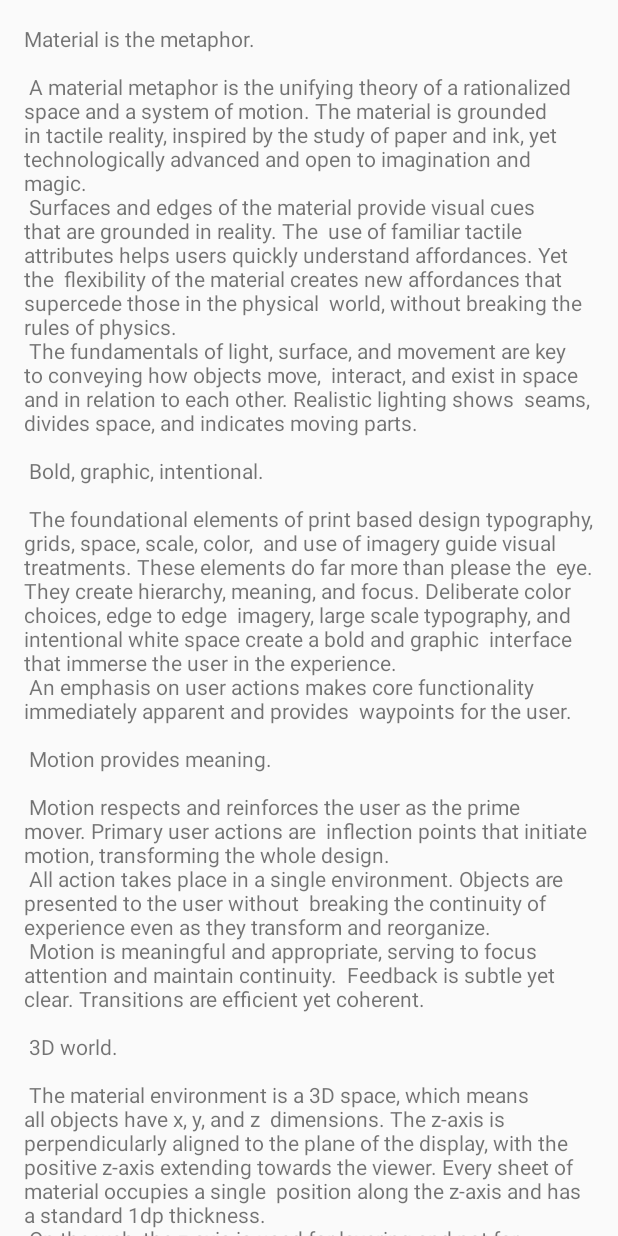
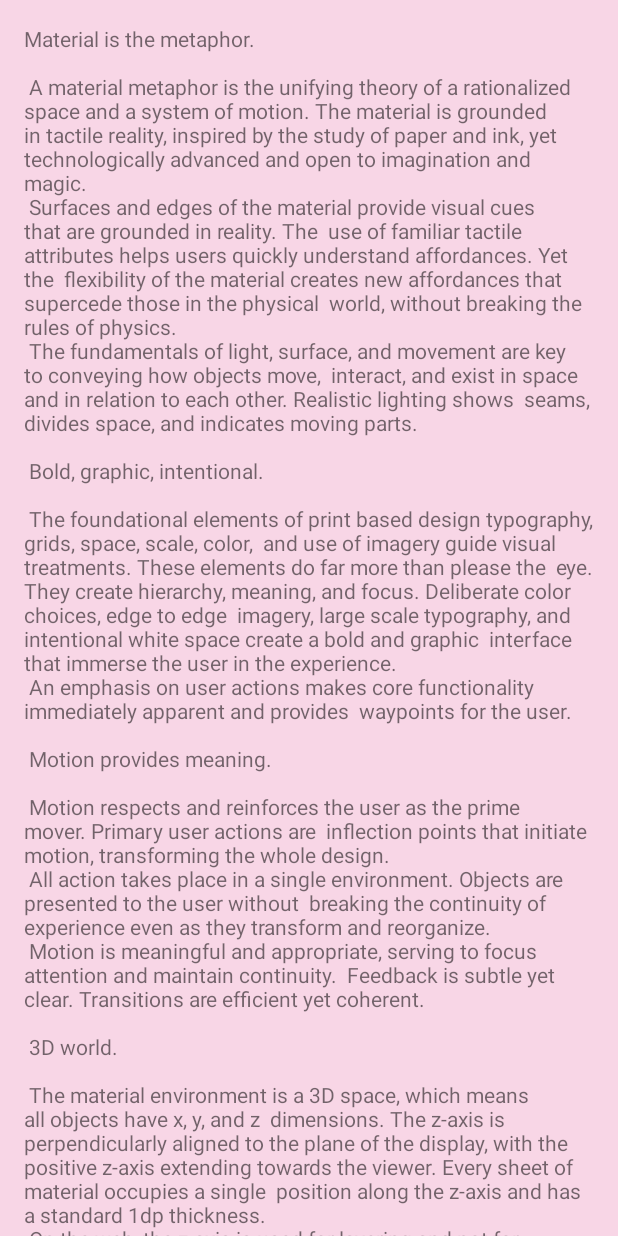
Before and after one commit to vamsheekrishna/rokad, an Android app: the layout content_scrolling.xml on its own in the app's theme, with its tools: preview values and no code run, on a phone screen of 412 x 824 dp. Run offline under Robolectric (Android 15) with nearby library versions, the phone set to English and light mode, and no system bars.

Commit message:
added images

```diff
--- a/app/src/main/java/com/rokad/demo/MainActivity.java
+++ b/app/src/main/java/com/rokad/demo/MainActivity.java
@@ -21,7 +21,7 @@ public class MainActivity extends AppCompatActivity implements ImageListener {
     private Menu menu;
 
     CarouselView carouselView;
-    int[] sampleImage= {R.drawable.photo, R.drawable.ic_launcher_background};
+    int[] sampleImage= {R.drawable.img_1, R.drawable.img_2,R.drawable.img_3,R.drawable.img_4};
 
     @Override
     protected void onCreate(Bundle savedInstanceState) {
--- a/app/src/main/res/layout/activity_main.xml
+++ b/app/src/main/res/layout/activity_main.xml
@@ -29,11 +29,9 @@
                 android:layout_width="match_parent"
                 android:layout_height="match_parent"
                 android:scaleType="centerCrop"
-                app:fillColor="#FFF"
-                app:pageColor="#000"
                 app:radius="6dp"
                 app:slideInterval="3000"
-                app:layout_collapseMode="parallax"
+                app:layout_collapseMode="pin"
                 app:layout_collapseParallaxMultiplier="0.7"/>
 
 
--- a/app/src/main/res/layout/content_scrolling.xml
+++ b/app/src/main/res/layout/content_scrolling.xml
@@ -3,6 +3,7 @@
     xmlns:app="http://schemas.android.com/apk/res-auto"
     xmlns:tools="http://schemas.android.com/tools"
     android:layout_width="match_parent"
+    android:background="@color/colorAccent"
     android:layout_height="match_parent"
     app:layout_behavior="com.google.android.material.appbar.AppBarLayout$ScrollingViewBehavior"
     tools:showIn="@layout/activity_main">
--- a/app/src/main/res/values/colors.xml
+++ b/app/src/main/res/values/colors.xml
@@ -1,6 +1,6 @@
 <?xml version="1.0" encoding="utf-8"?>
 <resources>
-    <color name="colorPrimary">#008577</color>
-    <color name="colorPrimaryDark">#00574B</color>
-    <color name="colorAccent">#D81B60</color>
+    <color name="colorPrimary">#F8D6E6</color>
+    <color name="colorPrimaryDark">#7F0F7F</color>
+    <color name="colorAccent">#F8D6E6</color>
 </resources>
```
Also changed, not shown: app/src/main/res/drawable-v24/img_1.png (added), app/src/main/res/drawable-v24/img_2.png (added), app/src/main/res/drawable-v24/img_3.png (added), app/src/main/res/drawable-v24/img_4.png (added), app/src/main/res/drawable-v24/photo.jpg (added), app/src/main/res/drawable/img_1.png (added), app/src/main/res/drawable/img_2.png (added), app/src/main/res/drawable/img_3.png (added), app/src/main/res/drawable/img_4.png (added).
